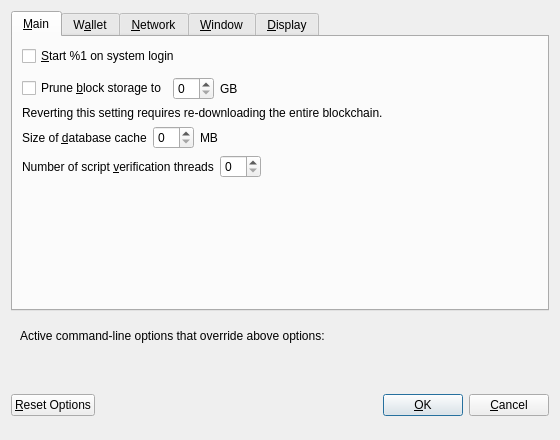
Old version of the form src/qt/forms/optionsdialog.ui in the repository qlpqlp/dogecoin.
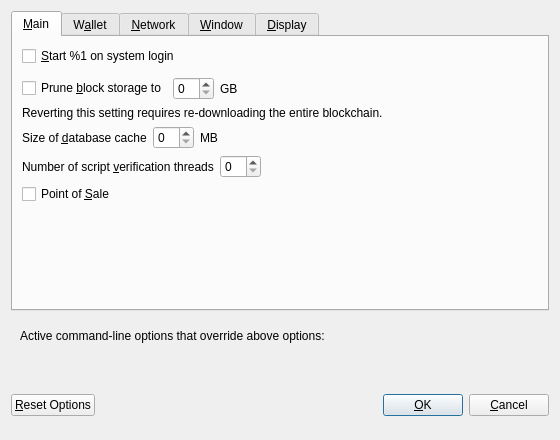
New version of the form. Custom widgets are drawn as their Qt base class.

Commit message:
Point Of Sale
Implementing Point of Sale on CORE

Diff of the .ui file:
```diff
--- a/src/qt/forms/optionsdialog.ui
+++ b/src/qt/forms/optionsdialog.ui
@@ -180,6 +180,16 @@
          </item>
         </layout>
        </item>
+       <item>
+        <widget class="QCheckBox" name="pointOfSale">
+         <property name="toolTip">
+          <string>Enable Point of Sale mode to manage products and services for accepting Dogecoin payments</string>
+         </property>
+         <property name="text">
+          <string>Point of &amp;Sale</string>
+         </property>
+        </widget>
+       </item>
        <item>
         <spacer name="verticalSpacer_Main">
          <property name="orientation">
```
The commit also changes 37 other files.
